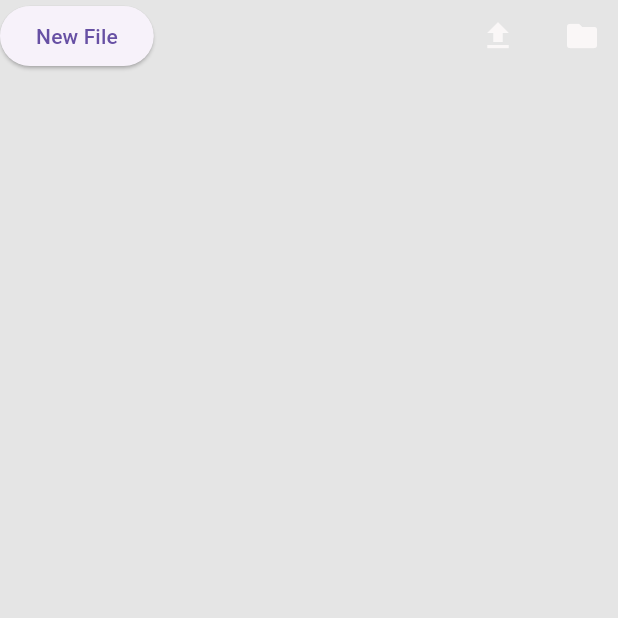
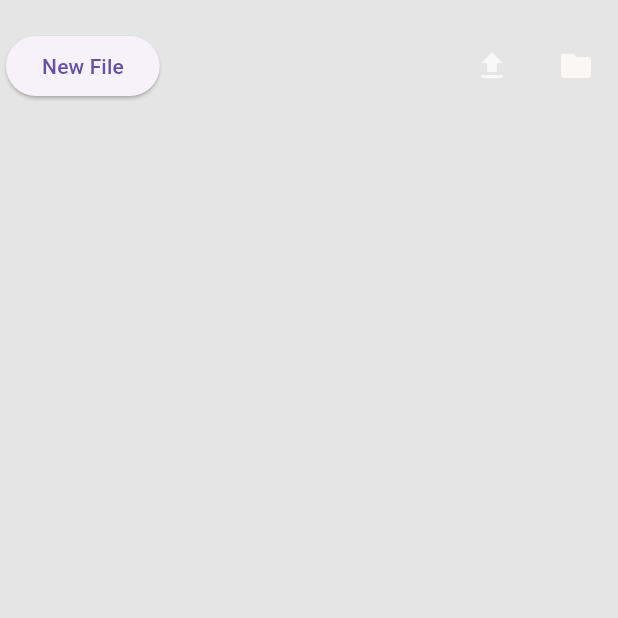
Before and after one commit to Cykeek/flutter_development, a Flutter app: the screen it shows after launch, on a phone screen of 412 x 824 dp, the top half of it. Run offline on Flutter 3.47's test engine with Material 3 defaults, Android fonts, the phone set to English and light mode, and no system bars.

Commit message:
homescreen: Add more padding
- horizontal:40
- vertical:20

Signed-off-by: Cykeek <cykeek@proton.me>

```diff
--- a/lib/screens/home_screen.dart
+++ b/lib/screens/home_screen.dart
@@ -13,7 +13,9 @@ class _HomeScreenState extends State<HomeScreen> {
   Widget build(BuildContext context) {
     return Scaffold(
       backgroundColor: AppTheme.dark,
-      body: Column(
+      body: Padding(
+        padding: const EdgeInsets.symmetric(horizontal: 4, vertical: 20),
+        child: Column(
           children: [
             Row(
               mainAxisAlignment: MainAxisAlignment.spaceBetween,
@@ -29,6 +31,7 @@ class _HomeScreenState extends State<HomeScreen> {
               ],
             )
           ],
+        ),
       ),
     );
   }
```
Lines whose indentation alone changed are shown as unchanged.
